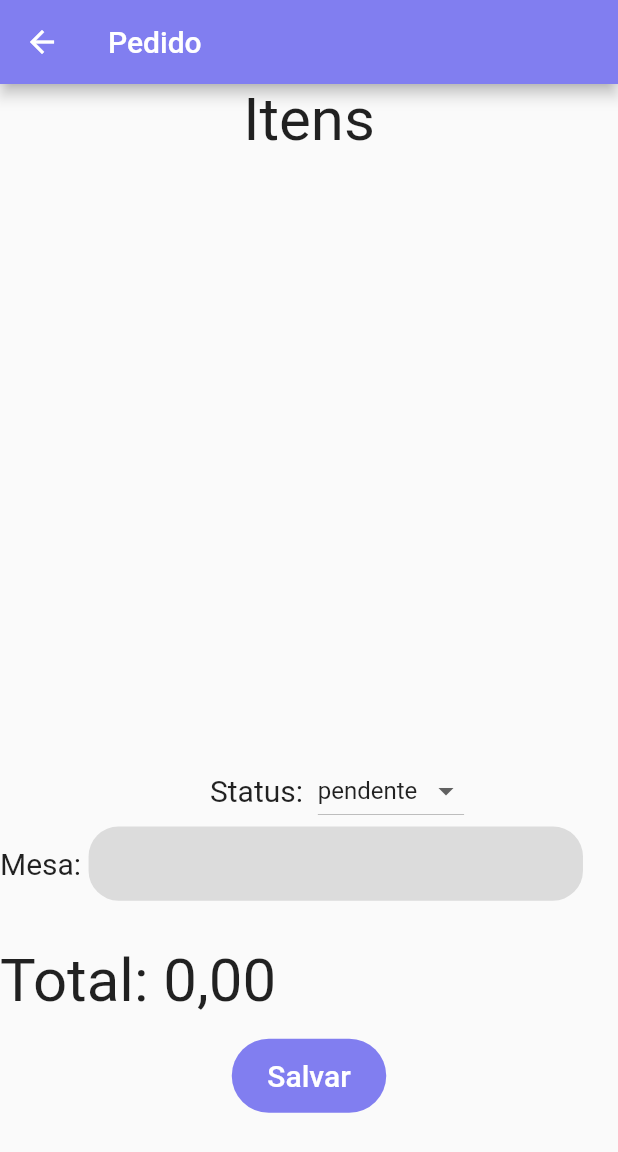
After one commit to flaviojnr100/PBD_20-1_Flavio_Cordeiro_Rocha_Junior, a Flutter app: the EditarPedido screen opened by its route, on a phone screen of 412 x 824 dp. The commit adds this screen. Shown: the top 1152 px of the screen. Run offline on Flutter 3.47's test engine with Material 2 defaults, Android fonts, the phone set to English and light mode, and no system bars; our stand-ins replace dio.

Commit message:
tela de gerenciar pedido mobile

```diff
--- a/mobile/projeto_gerenciamento_pedido/lib/main.dart
+++ b/mobile/projeto_gerenciamento_pedido/lib/main.dart
@@ -2,6 +2,7 @@ import 'package:flutter/material.dart';
 import 'package:projeto_gerenciamento_pedido/view/EditarPerfil.dart';
 import 'package:projeto_gerenciamento_pedido/view/dashboard/dashboard.dart';
 import 'package:projeto_gerenciamento_pedido/view/login.dart';
+import 'package:projeto_gerenciamento_pedido/view/pedido/EditarPedido.dart';
 
 void main() => runApp(MyApp());
 
@@ -12,7 +13,8 @@ class MyApp extends StatelessWidget {
     Map<String, WidgetBuilder> rotas = {
       'dashboard': (context) => Dashboard(),
       'login': (context) => Login(),
-      'editar': (context) => EditarPerfil()
+      'editar': (context) => EditarPerfil(),
+      'pedido': (context) => EditarPedido()
     };
     return MaterialApp(
       title: 'Flutter Demo',
--- a/mobile/projeto_gerenciamento_pedido/lib/teste.dart
+++ b/mobile/projeto_gerenciamento_pedido/lib/teste.dart
@@ -7,5 +7,5 @@ main(List<String> args) {
   //RepositoryFuncionario rf = new RepositoryFuncionario();
   /// rf.autenticar("flavio123", "123");
   //print(rf.statusCode);
-  // print(md5.convert(utf8.encode("123")).toString().toUpperCase());
+  print(md5.convert(utf8.encode("adm")).toString().toUpperCase());
 }
--- /dev/null
+++ b/mobile/projeto_gerenciamento_pedido/lib/view/pedido/EditarPedido.dart
@@ -0,0 +1,100 @@
+import 'package:flutter/material.dart';
+
+class EditarPedido extends StatefulWidget {
+  EditarPedido({Key key}) : super(key: key);
+
+  @override
+  _EditarPedidoState createState() => _EditarPedidoState();
+}
+
+class _EditarPedidoState extends State<EditarPedido> {
+  var itemSelecionado = "pendente";
+  var _lista = ["pendente", "cancelado", "concluido"];
+  @override
+  Widget build(BuildContext context) {
+    return Scaffold(
+      appBar: AppBar(
+        title: Text("Pedido"),
+        backgroundColor: Color.fromRGBO(129, 126, 240, 1),
+      ),
+      body: Column(
+        crossAxisAlignment: CrossAxisAlignment.center,
+        children: <Widget>[
+          Text(
+            "Itens",
+            style: TextStyle(fontSize: 40),
+          ),
+          Padding(
+            padding: const EdgeInsets.only(top: 400, left: 140),
+            child: Row(
+              children: <Widget>[
+                Text(
+                  "Status:  ",
+                  style: TextStyle(fontSize: 20),
+                ),
+                DropdownButton<String>(
+                    items: _lista.map((String dropDownStringItem) {
+                      return DropdownMenuItem<String>(
+                        value: dropDownStringItem,
+                        child: Text(dropDownStringItem),
+                      );
+                    }).toList(),
+                    onChanged: (String novoItemSelecionado) {
+                      setState(() {
+                        this.itemSelecionado = novoItemSelecionado;
+                      });
+                    },
+                    value: itemSelecionado),
+              ],
+            ),
+          ),
+          Row(
+            children: <Widget>[
+              Text(
+                "Mesa: ",
+                style: TextStyle(fontSize: 20),
+              ),
+              Container(
+                height: MediaQuery.of(context).size.height * 0.06,
+                width: MediaQuery.of(context).size.width * 0.8,
+                decoration: BoxDecoration(
+                    color: Colors.black12,
+                    borderRadius: BorderRadius.all(Radius.circular(20))),
+                child: TextFormField(
+                  decoration: InputDecoration(border: InputBorder.none),
+                ),
+              )
+            ],
+          ),
+          Padding(
+            padding: const EdgeInsets.only(top: 30),
+            child: Row(
+              children: <Widget>[
+                Text(
+                  "Total: 0,00",
+                  style: TextStyle(fontSize: 40),
+                ),
+              ],
+            ),
+          ),
+          Padding(
+            padding: const EdgeInsets.only(top: 15),
+            child: Container(
+              height: MediaQuery.of(context).size.height * 0.06,
+              width: MediaQuery.of(context).size.width * 0.25,
+              decoration: BoxDecoration(
+                  color: Color.fromRGBO(129, 126, 240, 1),
+                  borderRadius: BorderRadius.all(Radius.circular(30))),
+              child: FlatButton(
+                  onPressed: () {},
+                  child: Text(
+                    "Salvar",
+                    style: TextStyle(fontSize: 20, color: Colors.white),
+                  )),
+            ),
+          )
+        ],
+      ),
+    );
+  }
+}
```
